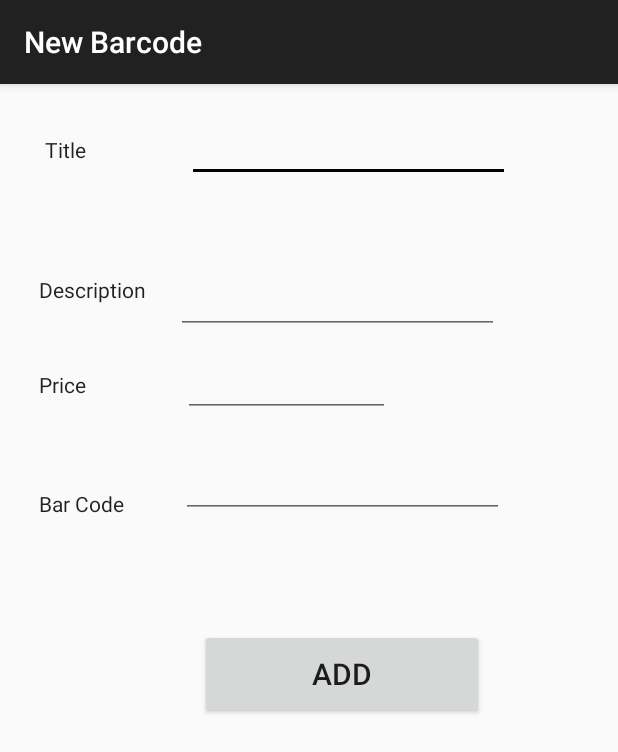
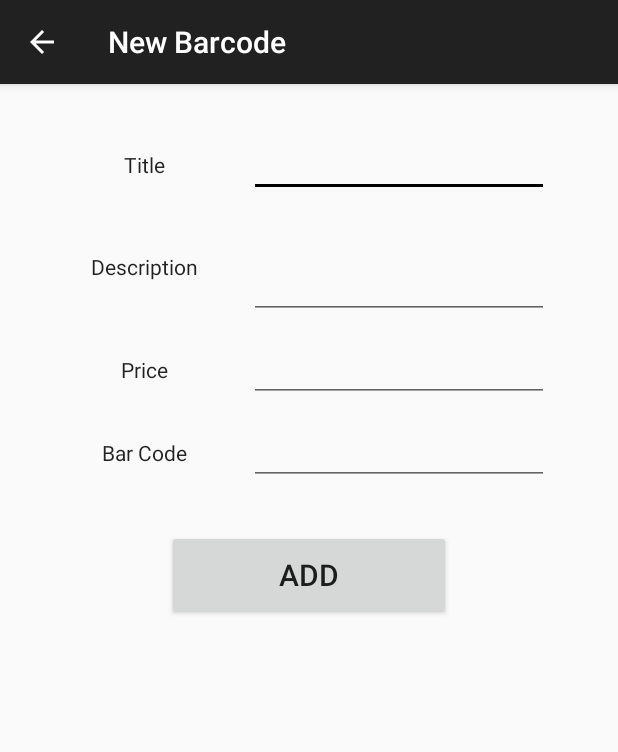
Before and after one commit to Davoleo/BarcodeStock, an Android app: the ActivityAddEditBarcode screen opened directly, with no data from a screen before it, on a phone screen of 412 x 824 dp. Shown: the top 752 px of the screen. Run offline under Robolectric (Android 15) with nearby library versions, the phone set to English and light mode, and no system bars.

Commit message:
Rewrite Add Barcode UI
- now it's hopefully somewhat decent instead of complete shit

```diff
--- a/app/src/main/AndroidManifest.xml
+++ b/app/src/main/AndroidManifest.xml
@@ -20,7 +20,7 @@
                 android:label="@string/title_activity_add_barcode"
                 android:parentActivityName=".ui.MainActivity"
                 android:screenOrientation="portrait"
-                android:theme="@style/AppTheme.NoActionBar"
+                android:theme="@style/AppTheme"
                 tools:ignore="LockedOrientationActivity">
             <meta-data
                     android:name="android.support.PARENT_ACTIVITY"
--- a/app/src/main/java/io/github/davoleo/barcodestock/ui/ActivityAddEditBarcode.java
+++ b/app/src/main/java/io/github/davoleo/barcodestock/ui/ActivityAddEditBarcode.java
@@ -3,7 +3,6 @@ package io.github.davoleo.barcodestock.ui;
 import android.content.Intent;
 import android.os.Bundle;
 import android.support.v7.app.AppCompatActivity;
-import android.support.v7.widget.Toolbar;
 import android.text.Editable;
 import android.util.Log;
 import android.view.View;
@@ -24,8 +23,6 @@ public class ActivityAddEditBarcode extends AppCompatActivity {
     {
         super.onCreate(savedInstanceState);
         setContentView(R.layout.activity_add_barcode);
-        Toolbar toolbar = findViewById(R.id.toolbar);
-        setSupportActionBar(toolbar);
 
         editMode = getIntent().getBooleanExtra("edit", false);
 
--- a/app/src/main/res/layout/activity_add_barcode.xml
+++ b/app/src/main/res/layout/activity_add_barcode.xml
@@ -1,136 +1,122 @@
 <?xml version="1.0" encoding="utf-8"?>
-<android.support.design.widget.CoordinatorLayout
+<LinearLayout
         xmlns:android="http://schemas.android.com/apk/res/android"
-        xmlns:app="http://schemas.android.com/apk/res-auto"
         xmlns:tools="http://schemas.android.com/tools"
         android:layout_width="match_parent"
         android:layout_height="match_parent"
-        tools:context=".ui.ActivityAddEditBarcode">
-
-    <android.support.design.widget.AppBarLayout
-            android:layout_height="wrap_content"
-            android:layout_width="match_parent"
-            android:theme="@style/AppTheme.AppBarOverlay">
-
-        <android.support.v7.widget.Toolbar
-                android:id="@+id/toolbar"
-                android:layout_width="match_parent"
-                android:layout_height="?attr/actionBarSize"
-                android:background="?attr/colorPrimary"
-                app:popupTheme="@style/AppTheme.PopupOverlay"/>
-
-    </android.support.design.widget.AppBarLayout>
-    <LinearLayout
-            android:layout_width="match_parent"
-            android:layout_height="match_parent" android:layout_marginTop="56dp"
-            android:orientation="vertical" android:visibility="visible">
+        tools:context=".ui.ActivityAddEditBarcode"
+        android:orientation="vertical" android:visibility="visible"
+        android:gravity="center_horizontal"
+>
 
     <LinearLayout
-                android:paddingBottom="10dp"
             android:orientation="horizontal"
-                android:layout_height="wrap_content" android:layout_width="match_parent">
+            android:layout_height="wrap_content"
+            android:layout_width="wrap_content"
+            android:layout_marginTop="30dp"
+            android:layout_marginBottom="@dimen/padding_default"
+    >
         <TextView
                 android:text="@string/label_barcode_title"
-                    android:layout_width="wrap_content"
+                android:layout_width="100dp"
                 android:layout_height="wrap_content"
                 android:id="@+id/labelTitle"
                 android:padding="@dimen/padding_default"
                 android:textAppearance="@style/TextAppearance.AppCompat"
-                    android:layout_marginTop="20dp"
-                    android:layout_marginStart="20dp"
                 android:labelFor="@id/txbTitle"
-            />
+                android:textAlignment="center"/>
         <EditText
-                    android:layout_width="215dp"
+                android:layout_width="200dp"
                 android:layout_height="wrap_content"
                 android:inputType="textPersonName"
                 android:ems="10"
                 android:id="@+id/txbTitle"
-                    android:layout_marginTop="20dp"
-                    android:layout_marginStart="57dp"
                 android:maxLength="@integer/title_max_length"
                 android:importantForAutofill="no" tools:targetApi="o"
-                    android:labelFor="@id/labelTitle"/>
+                android:labelFor="@id/labelTitle"
+                android:layout_marginStart="20dp"
+        />
     </LinearLayout>
     <LinearLayout
-                android:paddingBottom="10dp"
             android:orientation="horizontal"
-                android:layout_width="match_parent"
+            android:layout_width="wrap_content"
             android:layout_height="wrap_content" android:visibility="visible"
+            android:layout_marginBottom="@dimen/padding_default"
     >
         <TextView
                 android:text="@string/label_barcode_desc"
-                    android:layout_width="wrap_content"
+                android:layout_width="100dp"
                 android:layout_height="wrap_content"
                 android:id="@+id/labelDesc"
                 android:padding="@dimen/padding_default"
                 android:textAppearance="@style/TextAppearance.AppCompat"
-                    android:layout_marginStart="16dp"
-                    android:layout_marginTop="25dp"
                 android:labelFor="@id/txbDesc"
+                android:textAlignment="center"
         />
         <EditText
-                    android:layout_width="215dp"
+                android:layout_width="200dp"
                 android:layout_height="71dp"
                 android:inputType="textMultiLine"
                 android:ems="10"
                 android:id="@+id/txbDesc"
                 android:textAllCaps="false"
-                    android:layout_marginTop="20dp"
-                    android:layout_marginStart="10dp"
                 android:maxLength="100"
-                    android:importantForAutofill="no" tools:targetApi="o"/>
+                android:importantForAutofill="no" tools:targetApi="o"
+                android:layout_marginStart="20dp"
+        />
     </LinearLayout>
     <LinearLayout
-                android:paddingBottom="10dp"
             android:orientation="horizontal"
-                android:layout_width="match_parent"
-                android:layout_height="wrap_content">
+            android:layout_width="wrap_content"
+            android:layout_height="wrap_content"
+            android:layout_marginBottom="@dimen/padding_default"
+    >
         <TextView
                 android:text="@string/label_barcode_price"
-                    android:layout_width="68dp"
+                android:layout_width="100dp"
                 android:layout_height="wrap_content"
                 android:id="@+id/labelPrice"
                 android:padding="@dimen/padding_default"
                 android:textAppearance="@style/TextAppearance.AppCompat"
-                    android:layout_marginStart="16dp"
-                    android:labelFor="@id/txbPrice"/>
+                android:labelFor="@id/txbPrice"
+                android:textAlignment="center"
+        />
         <EditText
-                    android:layout_width="138dp"
+                android:layout_width="200dp"
                 android:layout_height="wrap_content"
                 android:inputType="numberDecimal"
                 android:ems="10"
                 android:id="@+id/txbPrice"
-                    android:layout_marginStart="38dp"
-                    android:importantForAutofill="no" tools:targetApi="o" />
+                android:importantForAutofill="no" tools:targetApi="o"
+                android:layout_marginStart="20dp"
+        />
     </LinearLayout>
     <LinearLayout
-                android:paddingBottom="10dp"
             android:orientation="horizontal"
-                android:layout_width="match_parent"
-                android:layout_height="wrap_content">
+            android:layout_width="wrap_content"
+            android:layout_height="wrap_content"
+            android:layout_marginBottom="30dp"
+    >
         <TextView
                 android:text="@string/label_barcode_code"
-                    android:layout_width="wrap_content"
-                    android:layout_height="47dp"
+                android:layout_width="100dp"
+                android:layout_height="wrap_content"
                 android:id="@+id/labelCode"
                 android:padding="@dimen/padding_default"
                 android:textAppearance="@style/TextAppearance.AppCompat"
-                    android:layout_marginStart="16dp"
-                    android:layout_marginTop="24dp"
                 android:labelFor="@id/txbCode"
+                android:textAlignment="center"
         />
         <EditText
-                    android:layout_width="215dp"
+                android:layout_width="200dp"
                 android:layout_height="wrap_content"
                 android:inputType="numberDecimal"
                 android:ems="10"
                 android:id="@+id/txbCode"
-                    android:layout_marginTop="12dp"
-                    android:layout_marginStart="28dp"
                 android:importantForAutofill="no"
                 tools:targetApi="o"
                 android:maxLength="13"
+                android:layout_marginStart="20dp"
         />
     </LinearLayout>
     <Button
@@ -138,10 +124,5 @@
             android:layout_width="189dp"
             android:layout_height="60dp"
             android:id="@+id/button" android:textSize="20sp"
-                android:layout_marginTop="50dp"
-                android:layout_marginEnd="89dp"
-                android:layout_marginStart="133dp"
             android:onClick="addBarcode"/>
 </LinearLayout>
-
-</android.support.design.widget.CoordinatorLayout>
```
Lines whose indentation alone changed are shown as unchanged.
